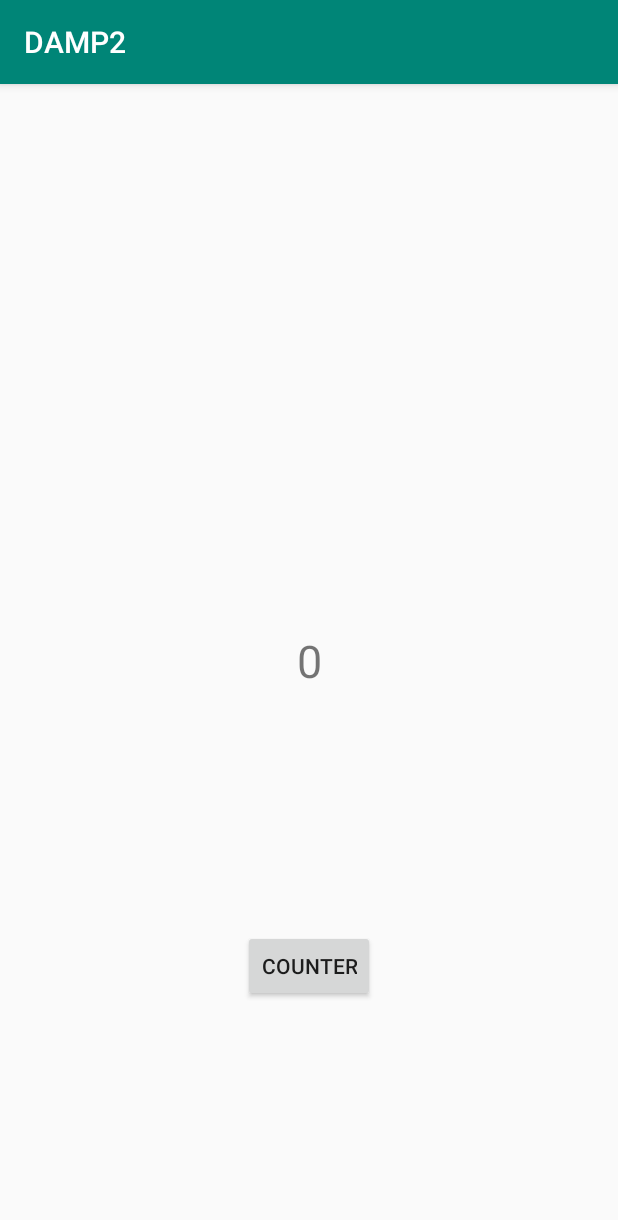
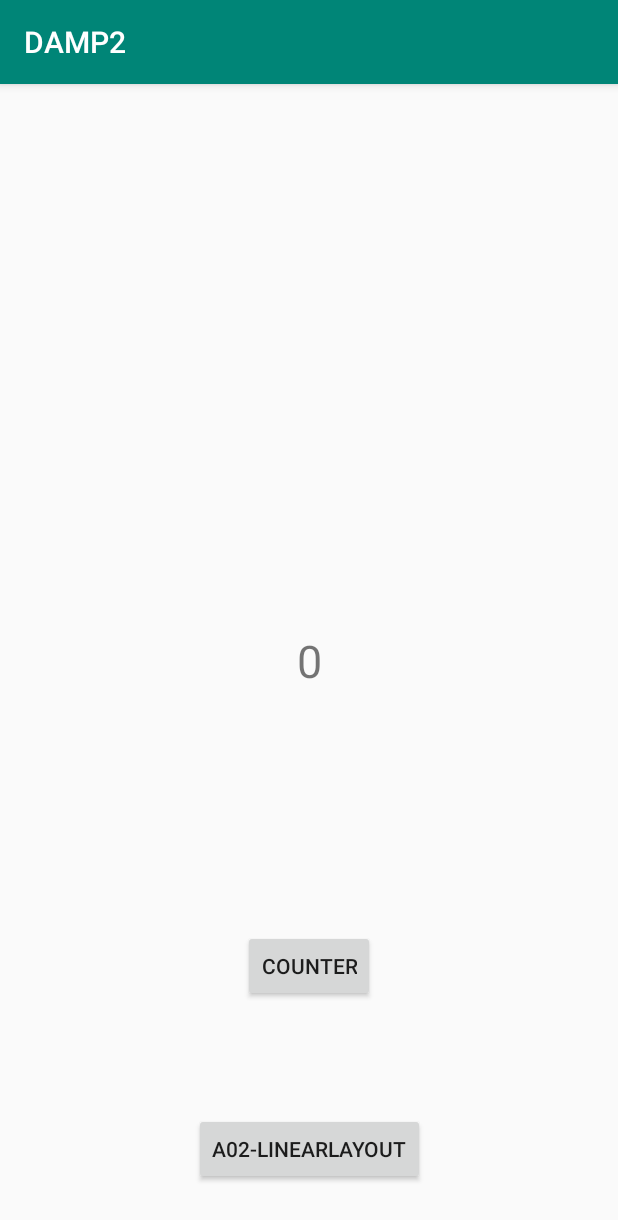
Before and after one commit to Obliviann/Android-DAMP2, an Android app: the screen it shows after launch (MainActivity), on a phone screen of 412 x 824 dp. Shown: the top 1220 px of the screen. Run offline under Robolectric (Android 15) with nearby library versions, the phone set to English and light mode, and no system bars.

Commit message:
onClick jump to another Activity

```diff
--- a/app/build.gradle
+++ b/app/build.gradle
@@ -24,7 +24,7 @@ android {
 
 dependencies {
     implementation fileTree(dir: 'libs', include: ['*.jar'])
-    implementation"org.jetbrains.kotlin:kotlin-stdlib-jdk7:$kotlin_version"
+    implementation "org.jetbrains.kotlin:kotlin-stdlib-jdk7:$kotlin_version"
     implementation 'androidx.appcompat:appcompat:1.1.0'
     implementation 'androidx.core:core-ktx:1.1.0'
     implementation 'androidx.constraintlayout:constraintlayout:1.1.3'
--- a/app/src/main/AndroidManifest.xml
+++ b/app/src/main/AndroidManifest.xml
@@ -1,8 +1,7 @@
 <?xml version="1.0" encoding="utf-8"?>
 <manifest xmlns:android="http://schemas.android.com/apk/res/android"
     package="com.liv.damp2">
-<!-- this file includes details that the OS needs to be able to run the app -->
-    <!-- also where we define permissions -->
+
     <application
         android:allowBackup="true"
         android:icon="@mipmap/ic_launcher"
@@ -10,8 +9,8 @@
         android:roundIcon="@mipmap/ic_launcher_round"
         android:supportsRtl="true"
         android:theme="@style/AppTheme">
+        <activity android:name=".LinearLayoutAct"></activity>
         <activity android:name=".MainActivity">
-
             <intent-filter>
                 <action android:name="android.intent.action.MAIN" />
 
--- a/app/src/main/java/com/liv/damp2/MainActivity.kt
+++ b/app/src/main/java/com/liv/damp2/MainActivity.kt
@@ -1,5 +1,6 @@
 package com.liv.damp2
 
+import android.content.Intent
 import androidx.appcompat.app.AppCompatActivity
 import android.os.Bundle
 import android.widget.Button
@@ -24,18 +25,25 @@ class MainActivity : AppCompatActivity() {
         setContentView(R.layout.activity_main)
 
         //they have implicit type specification
+        val countButton = findViewById<Button>(R.id.count_button)
         val textView = findViewById<TextView>(R.id.value_textView) //TODO: as textView?
-        val button = findViewById<Button>(R.id.count_button)
         var counter = 0
 
     //context obj - allows you to communicate with and get info about the current state of the android OS
     //An Activity is a subclass of Context
-        button.setOnClickListener{
+        countButton.setOnClickListener{
             counter = counter+1
             var string = counter.toString()
             //.text property is equivalent to getText() or setText() in Java
             textView.text = string
             println("the value is: $string")
         }
+
+        val changeAct2Btn = findViewById<Button>(R.id.a02_button)
+
+        changeAct2Btn.setOnClickListener{
+            //To change to another activity
+            startActivity(Intent(this@MainActivity, LinearLayoutAct::class.java))
+        }
     }
 }
--- a/app/src/main/res/layout/activity_main.xml
+++ b/app/src/main/res/layout/activity_main.xml
@@ -29,4 +29,16 @@
         app:layout_constraintTop_toBottomOf="@+id/value_textView"
         app:layout_constraintVertical_bias="0.506" />
 
+    <Button
+        android:id="@+id/a02_button"
+        android:layout_width="wrap_content"
+        android:layout_height="wrap_content"
+        android:layout_marginTop="40dp"
+        android:text="@string/button_A02"
+        app:layout_constraintBottom_toBottomOf="parent"
+        app:layout_constraintEnd_toEndOf="parent"
+        app:layout_constraintStart_toStartOf="parent"
+        app:layout_constraintTop_toBottomOf="@+id/count_button" />
+
+
 </androidx.constraintlayout.widget.ConstraintLayout>
--- a/app/src/main/res/values/strings.xml
+++ b/app/src/main/res/values/strings.xml
@@ -2,4 +2,5 @@
     <string name="app_name">DAMP2</string>
     <string name="count_button">Counter</string>
     <string name="counter_value">0</string>
+    <string name="button_A02">A02-LinearLayout</string>
 </resources>
```
Also changed, not shown: app/src/main/java/com/liv/damp2/LinearLayoutAct.kt (added, +12 -0 lines), app/src/main/res/layout/activity_linear_layout.xml (added, +10 -0 lines).
